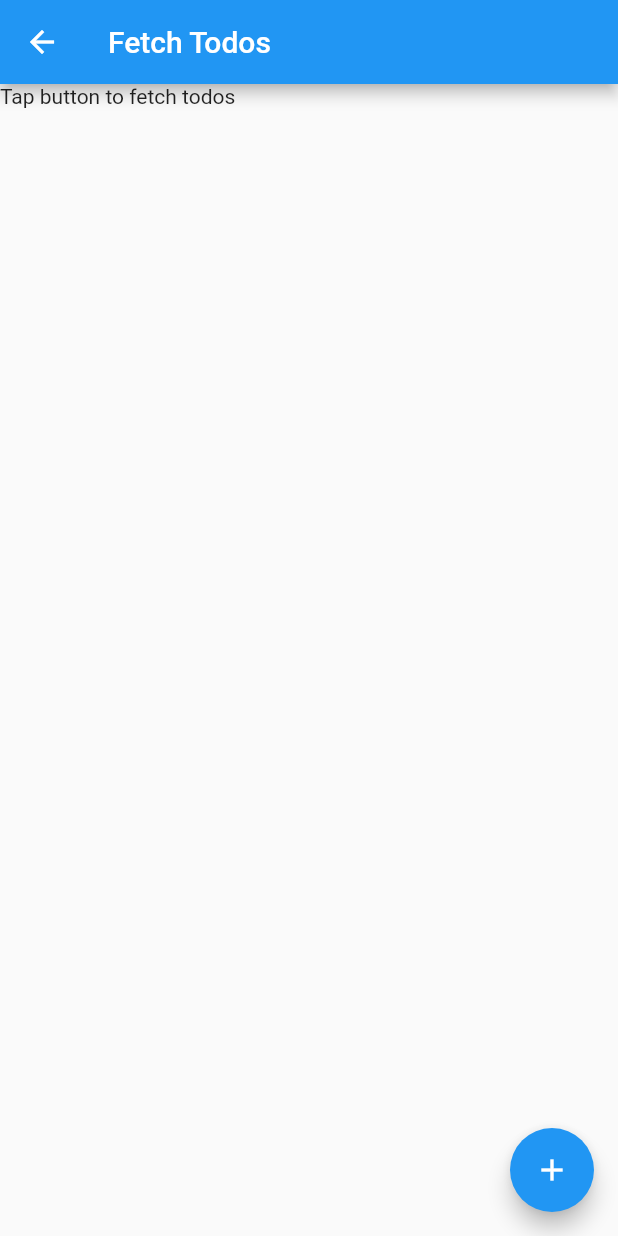
After one commit to is381-1-2022/winai, a Flutter app: the SixthPage screen opened by its route, on a phone screen of 412 x 824 dp. The commit adds this screen. Run offline on Flutter 3.47's test engine with Material 2 defaults, Android fonts, the phone set to English and light mode, and no system bars.

Commit message:
21-10-2022

```diff
--- a/first_app/lib/main.dart
+++ b/first_app/lib/main.dart
@@ -1,3 +1,4 @@
+import 'package:first_app/pages/sixth_page.dart';
 import 'package:flutter/material.dart';
 import 'package:provider/provider.dart';
 
@@ -35,6 +36,7 @@ class MyApp extends StatelessWidget {
         '/3': (context) => ThirdPage(),
         '/4': (context) => FourthPage(),
         '/5': (context) => FifthPage(),
+        '/6': (context) => SixthPage(),
       },
     );
   }
--- a/first_app/lib/pages/first_page.dart
+++ b/first_app/lib/pages/first_page.dart
@@ -33,7 +33,7 @@ class FirstPage extends StatelessWidget {
       ),
       body: GridView.count(
         crossAxisCount: 2,
-        children: List.generate(6, (index) {
+        children: List.generate(7, (index) {
           return InkWell(
             onTap: () {
               if (index < 2) {
--- /dev/null
+++ b/first_app/lib/pages/sixth_page.dart
@@ -0,0 +1,156 @@
+import 'dart:async';
+import 'dart:convert';
+
+import 'package:flutter/material.dart';
+import 'package:http/http.dart';
+
+class SixthPage extends StatefulWidget {
+  @override
+  State<SixthPage> createState() => _SixthPageState();
+}
+
+class _SixthPageState extends State<SixthPage> {
+  List<Todo> todos = List.empty();
+  bool isLoading = false;
+  TodoController controller = TodoController();
+
+  @override
+  void initState() {
+    super.initState();
+
+    controller.onSync.listen((event) => setState(() {
+          isLoading = event;
+        }));
+  }
+
+  void _getTodos() async {
+    var newTodos = await controller.fetchTodos();
+    setState(() => todos = newTodos);
+  }
+
+  void _updateTodo(int id, bool completed) async {
+    controller.updateTodo(id, completed);
+  }
+
+  Widget get body => isLoading
+      ? CircularProgressIndicator()
+      : ListView.builder(
+          itemCount: todos.isNotEmpty ? todos.length : 1,
+          itemBuilder: (context, index) {
+            if (todos.isNotEmpty) {
+              return CheckboxListTile(
+                onChanged: (value) {
+                  setState(() {
+                    _updateTodo(todos[index].id, value!);
+                    todos[index].completed = value!;
+                  });
+                },
+                value: todos[index].completed,
+                title: Text(todos[index].title),
+              );
+            } else {
+              return Text('Tap button to fetch todos');
+            }
+          },
+        );
+
+  @override
+  Widget build(BuildContext context) {
+    return Scaffold(
+      appBar: AppBar(
+        title: Text("Fetch Todos"),
+      ),
+      body: Center(
+        child: body,
+      ),
+      floatingActionButton: FloatingActionButton(
+        onPressed: _getTodos,
+        child: Icon(Icons.add),
+      ),
+    );
+  }
+}
+
+class HttpService {
+  Client client = Client();
+
+  Future<String> updateTodos(int id, bool completed) async {
+    final response = await client.put(
+        Uri.parse('https://jsonplaceholder.typicode.com/todos/$id'),
+        headers: <String, String>{
+          'Content-Type': 'application/json; charset=UTF-8',
+        },
+        body: jsonEncode(<String, bool>{
+          "completed": completed,
+        }));
+
+    if (response.statusCode == 200) {
+      print("OK");
+      return "OK";
+    } else {
+      throw Exception('Failed upload todos');
+    }
+  }
+
+  Future<List<Todo>> getTodos() async {
+    final response = await client
+        .get(Uri.parse('https://jsonplaceholder.typicode.com/todos'));
+
+    if (response.statusCode == 200) {
+      var all = AllTodos.fromJson(json.decode(response.body));
+      return all.todos;
+    } else {
+      throw Exception('Failed to load todos');
+    }
+  }
+}
+
+class TodoController {
+  final HttpService service = HttpService();
+  List<Todo> todos = List.empty();
+
+  StreamController<bool> onSyncController = StreamController();
+  Stream<bool> get onSync => onSyncController.stream;
+
+  Future<List<Todo>> fetchTodos() async {
+    onSyncController.add(true);
+    todos = await service.getTodos();
+    onSyncController.add(false);
+    return todos;
+  }
+
+  Future<String> updateTodo(int id, bool completed) async {
+    return service.updateTodos(id, completed);
+  }
+}
+
+class Todo {
+  final int userId;
+  final int id;
+  final String title;
+  bool completed;
+
+  Todo(this.userId, this.id, this.title, this.completed);
+
+  factory Todo.fromJson(
+    Map<String, dynamic> json,
+  ) {
+    return Todo(
+      json['userId'] as int,
+      json['id'] as int,
+      json['title'] as String,
+      json['completed'] as bool,
+    );
+  }
+}
+
+class AllTodos {
+  List<Todo> todos;
+
+  AllTodos(this.todos);
+
+  factory AllTodos.fromJson(List<dynamic> json) {
+    var todos = json.map((index) => Todo.fromJson(index)).toList();
+    return AllTodos(todos);
+  }
+}
--- a/first_app/pubspec.yaml
+++ b/first_app/pubspec.yaml
@@ -13,6 +13,7 @@ dependencies:
     sdk: flutter
   cupertino_icons: ^1.0.2
   provider: ^6.0.3
+  http: ^0.13.5
 
 dev_dependencies:
   flutter_test:
```
Also changed, not shown: first_app/pubspec.lock.
